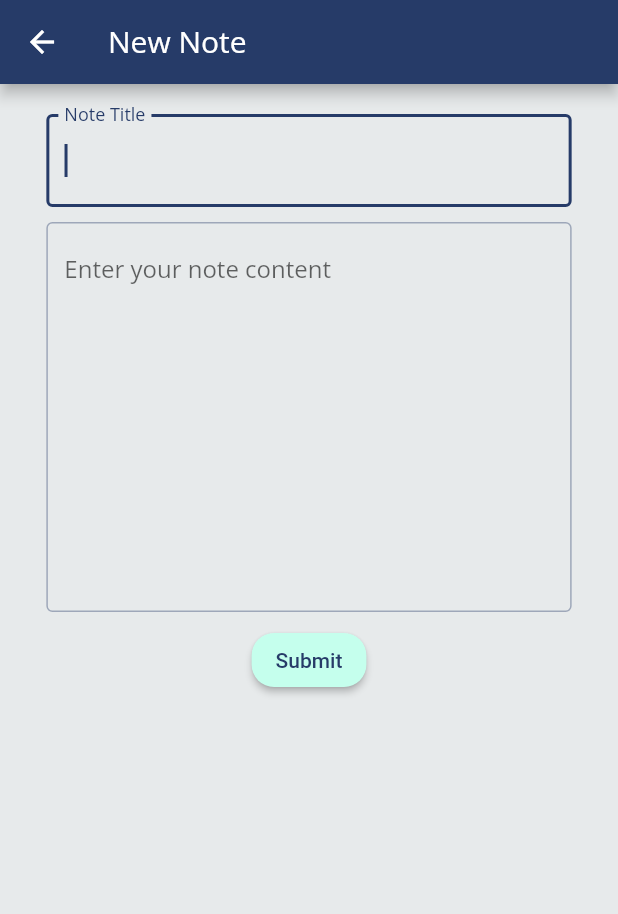
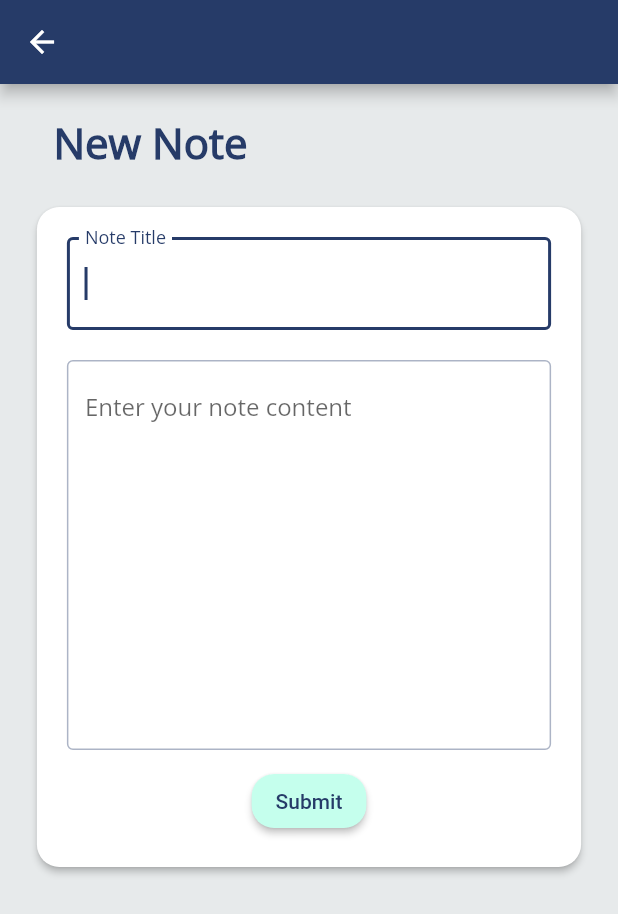
Before and after one commit to awest25/Retainify, a Flutter app: the NewNoteScreen screen opened directly, on a phone screen of 412 x 824 dp. Shown: the top 914 px of the screen. Run offline on Flutter 3.47's test engine with Material 2 defaults, Android fonts, the phone set to English and light mode, and no system bars; our stand-ins replace flutter_local_notifications, flutter_native_timezone, flutter_speed_dial, hive, hive_flutter, timezone; accounts and stored records are empty.

Commit message:
add cards for new note pages

```diff
--- a/lib/screens/NewNoteScreen.dart
+++ b/lib/screens/NewNoteScreen.dart
@@ -32,11 +32,26 @@ class _NewNoteScreen extends State<NewNoteScreen> {
 
     return Scaffold(
         backgroundColor: theme.colorScheme.background,
-      appBar: AppBar(title: const Text("New Note")),
+        appBar: AppBar(),
         body: Center(
+          child: SizedBox(
+            width: MediaQuery.of(context).size.width * 0.9,
             child: Column(
               children: [
                 SizedBox(height: 20),
+                Container(
+                  alignment: Alignment.centerLeft,
+                  child: Text("New Note", style: title),
+                  padding: EdgeInsets.only(left: 15),
+                ),
+                SizedBox(height: 20),
+                Card(
+                    shape: curvedShape,
+                    elevation: 2,
+                    child: Padding(
+                        padding: const EdgeInsets.symmetric(
+                            horizontal: 20, vertical: 20),
+                        child: Column(children: [
                           SizedBox(
                             width: MediaQuery.of(context).size.width * 0.85,
                             child: TextField(
@@ -50,11 +65,12 @@ class _NewNoteScreen extends State<NewNoteScreen> {
                                 notesTitle = text;
                               },
                               onSubmitted: (_) {
-                  FocusScope.of(context).requestFocus(contentFocusNode);
+                                FocusScope.of(context)
+                                    .requestFocus(contentFocusNode);
                               },
                             ),
                           ),
-            SizedBox(height: 10),
+                          SizedBox(height: 20),
                           SizedBox(
                             width: MediaQuery.of(context).size.width * 0.85,
                             child: TextField(
@@ -76,7 +92,7 @@ class _NewNoteScreen extends State<NewNoteScreen> {
                           ),
                           const SizedBox(
                               height:
-                    8.0), // Add spacing between the text field and the button
+                                  10), // Add spacing between the text field and the button
                           ElevatedButton(
                             onPressed: () async {
                               Navigator.pop(context);
@@ -89,7 +105,8 @@ class _NewNoteScreen extends State<NewNoteScreen> {
                               Duration oneDay = const Duration(days: 1);
                               Duration sevenDays = const Duration(days: 7);
                               Duration sixteenDays = const Duration(days: 16);
-                Duration thirtyFiveDays = const Duration(days: 35);
+                              Duration thirtyFiveDays =
+                                  const Duration(days: 35);
 
                               DateTime scheduledDate0 = now.add(oneMinute);
                               DateTime scheduledDate1 = now.add(oneDay);
@@ -113,26 +130,32 @@ class _NewNoteScreen extends State<NewNoteScreen> {
                               // Get the current device's timezone
                               String deviceTimeZone;
                               try {
-                  deviceTimeZone =
-                      await FlutterNativeTimezone.getLocalTimezone();
+                                deviceTimeZone = await FlutterNativeTimezone
+                                    .getLocalTimezone();
                               } catch (e) {
                                 deviceTimeZone = 'Etc/UTC';
                               }
 
                               WidgetsFlutterBinding.ensureInitialized();
                               initNotifications();
-                scheduleNotification(scheduledDate0, 0, title, body1); // 1min
-                scheduleNotification(scheduledDate1, 1, title, body1); // 1day
-                scheduleNotification(scheduledDate2, 2, title, body2); // 7days
-                scheduleNotification(scheduledDate3, 3, title, body3); // 16days
-                scheduleNotification(scheduledDate4, 4, title, body4); // 35days
+                              scheduleNotification(
+                                  scheduledDate0, 0, title, body1); // 1min
+                              scheduleNotification(
+                                  scheduledDate1, 1, title, body1); // 1day
+                              scheduleNotification(
+                                  scheduledDate2, 2, title, body2); // 7days
+                              scheduleNotification(
+                                  scheduledDate3, 3, title, body3); // 16days
+                              scheduleNotification(
+                                  scheduledDate4, 4, title, body4); // 35days
                             },
                             child: const Text('Submit'),
                             style: elevatedButtonStyle,
                           ),
+                        ])))
               ],
             ),
           ),
-    );
+        ));
   }
 }
--- a/lib/screens/NotesScreen.dart
+++ b/lib/screens/NotesScreen.dart
@@ -22,6 +22,11 @@ class NotesScreen extends StatelessWidget {
             child: SizedBox(
                 width: MediaQuery.of(context).size.width * 0.9,
                 child: ListView(children: [
+                  SizedBox(height: 20),
+                  Container(
+                    child: Text("Notes", style: title),
+                    padding: EdgeInsets.only(left: 15),
+                  ),
                   SizedBox(height: 20),
                   _tile(context, "Physics - Velocity and Displacement",
                       DateTime(2023, 04, 01)),
```
Also changed, not shown: lib/screens/NewNoteNotion.dart (+48 -19 lines). Lines whose indentation alone changed are shown as unchanged.
